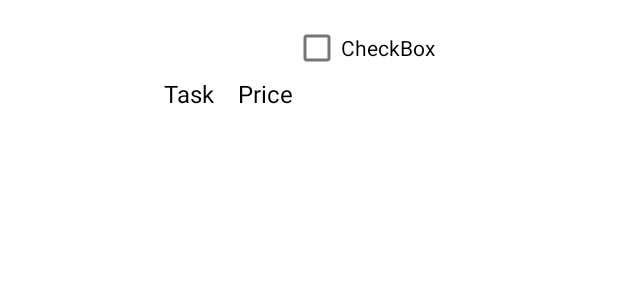
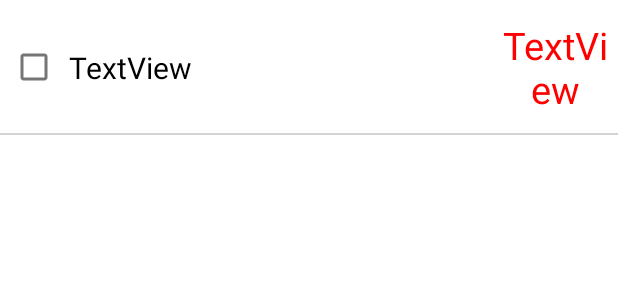
Before and after one commit to Bayoulove1/My_Application_2, an Android app: the layout item_book.xml on its own in the app's theme, with its tools: preview values and no code run, on a phone screen of 412 x 824 dp. Shown: the top 300 px of the screen. Run offline under Robolectric (Android 15) with nearby library versions, the phone set to English and light mode, and no system bars.

Commit message:
更新界面显示，设置了更加间接美观的界面，并且解决了困扰我一整天的问题，不过现在仅仅只能手动输入数据，无法通过上下文菜单回传与添加

```diff
--- a/app/src/main/java/com/jnu/student/BookDetailsActivity.java
+++ b/app/src/main/java/com/jnu/student/BookDetailsActivity.java
@@ -11,6 +11,7 @@ import androidx.appcompat.app.AppCompatActivity;
 
 public class BookDetailsActivity extends AppCompatActivity {
     private EditText newDataEditText;
+    private EditText newPriceEditText;
     private Book book;
     private int position;
 
@@ -31,7 +32,6 @@ public class BookDetailsActivity extends AppCompatActivity {
         if (!newData.isEmpty()) {
             Intent resultIntent = new Intent();
             book.setTitle(newData);
-            book.setCoverResourceId(R.drawable.book_no_name);
             resultIntent.putExtra("book", book);
             resultIntent.putExtra("position", position);
             setResult(RESULT_OK, resultIntent);
--- a/app/src/main/java/com/jnu/student/VPActivity.java
+++ b/app/src/main/java/com/jnu/student/VPActivity.java
@@ -26,7 +26,7 @@ public class VPActivity extends AppCompatActivity {
         ViewPager2 viewPager = findViewById(R.id.viewPager);
         TabLayout tabLayout = findViewById(R.id.tabLayout);
         fragmentList.add(new BookFragment());
-        fragmentList.add(new WebViewFragment());
+        fragmentList.add(new BookFragment());
         fragmentList.add(new WebViewFragment());
         String[] titles = new String[]{"任务","奖励","搜索"};
         TabLayoutMediator tabLayoutMediator = new TabLayoutMediator(tabLayout, viewPager, (tab, position) -> {
--- a/app/src/main/res/layout/item_book.xml
+++ b/app/src/main/res/layout/item_book.xml
@@ -1,41 +1,46 @@
 <?xml version="1.0" encoding="utf-8"?>
-<LinearLayout
-    xmlns:android="http://schemas.android.com/apk/res/android"
+<FrameLayout xmlns:android="http://schemas.android.com/apk/res/android"
+    xmlns:app="http://schemas.android.com/apk/res-auto"
+    xmlns:tools="http://schemas.android.com/tools"
     android:layout_width="match_parent"
-    android:layout_height="wrap_content"
-    android:orientation="horizontal"
-    android:padding="8dp">
+    android:layout_height="wrap_content">
+    <LinearLayout
+        android:layout_width="match_parent"
+        android:layout_height="match_parent"
+        android:orientation="horizontal">
 
-    <ImageView
-        android:id="@+id/image_view_book_cover"
-        android:layout_width="85dp"
-        android:layout_height="109dp"
-        android:scaleType="centerCrop" />
+        <CheckBox
+            android:id="@+id/checkBox"
+            android:layout_width="13dp"
+            android:layout_height="match_parent"
+            android:layout_weight="1" />
 
-    <TextView
-        android:id="@+id/text_view_Task_title"
-        android:layout_width="wrap_content"
-        android:layout_height="wrap_content"
-        android:layout_gravity="center_vertical"
-        android:layout_marginStart="16dp"
-        android:text="Task"
-        android:textSize="16sp"
-        android:textColor="@android:color/black"/>
-    <TextView
-        android:id="@+id/text_view_Reward_title"
-        android:layout_width="wrap_content"
-        android:layout_height="wrap_content"
-        android:layout_gravity="center_vertical"
-        android:layout_marginStart="16dp"
-        android:text="Price"
-        android:textSize="16sp"
-        android:textColor="@android:color/black"/>
+        <TextView
+            android:id="@+id/text_view_tasks_title"
+            android:layout_width="250dp"
+            android:layout_height="79dp"
+            android:layout_gravity="center_vertical"
+            android:layout_weight="1"
+            android:gravity="center_vertical|left"
+            android:text="TextView"
+            android:textColor="#000000"
+            android:textSize="20sp" />
 
-    <CheckBox
-        android:id="@+id/checkBox2"
-        android:layout_width="wrap_content"
-        android:layout_height="wrap_content"
-        android:layout_weight="1"
-        android:text="CheckBox" />
+        <TextView
+            android:id="@+id/text_view_price"
+            android:layout_width="50dp"
+            android:layout_height="90dp"
+            android:layout_gravity="center_vertical"
+            android:layout_weight="1"
+            android:gravity="center"
+            android:text="TextView"
+            android:textSize="25dp"
+            android:textColor="#FF0000"/>
+    </LinearLayout>
 
-</LinearLayout>
+    <View
+        android:layout_width="match_parent"
+        android:layout_height="1dp"
+        android:layout_gravity="bottom"
+        android:background="#D3D3D3" />
+</FrameLayout>
```
Also changed, not shown: app/src/main/java/com/jnu/student/Book.java (+11 -12 lines), app/src/main/java/com/jnu/student/BookFragment.java (+5 -6 lines), app/src/main/java/com/jnu/student/BookListAdapter.java (+5 -5 lines).
